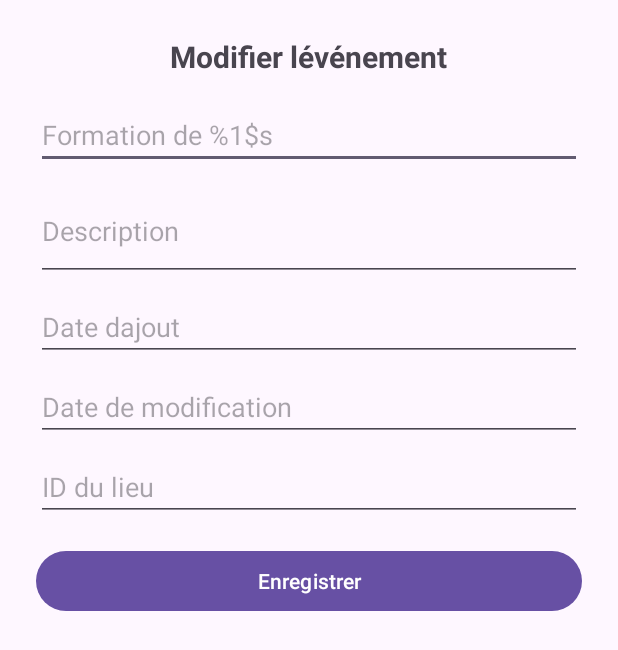
After one commit to GnimGregoireDAO/Invite-Me, an Android app: the layout activity_modifier_evenement.xml on its own in the app's theme, with its tools: preview values and no code run, on a phone screen of 412 x 824 dp. The commit adds this screen. Shown: the top 650 px of the screen. Run offline under Robolectric (Android 15) with nearby library versions, the phone set to English and light mode, and no system bars.

Commit message:
création du vue modele listerevenement, modification et supression

```diff
--- /dev/null
+++ b/app/src/main/res/layout/activity_modifier_evenement.xml
@@ -0,0 +1,67 @@
+<?xml version="1.0" encoding="utf-8"?>
+<ScrollView xmlns:android="http://schemas.android.com/apk/res/android"
+    android:layout_width="match_parent"
+    android:layout_height="match_parent">
+    <LinearLayout
+        android:layout_width="match_parent"
+        android:layout_height="wrap_content"
+        android:orientation="vertical"
+        android:padding="24dp">
+
+        <TextView
+            android:layout_width="wrap_content"
+            android:layout_height="wrap_content"
+            android:text="@string/edit_event"
+            android:textSize="20sp"
+            android:textStyle="bold"
+            android:layout_gravity="center_horizontal"
+            android:layout_marginBottom="16dp"/>
+
+        <EditText
+            android:id="@+id/etTitre"
+            android:layout_width="match_parent"
+            android:layout_height="wrap_content"
+            android:hint="@string/event_title"
+            android:inputType="text"/>
+
+        <EditText
+            android:id="@+id/etDescription"
+            android:layout_width="match_parent"
+            android:layout_height="wrap_content"
+            android:hint="@string/event_description"
+            android:inputType="textMultiLine"
+            android:minLines="2"
+            android:layout_marginTop="8dp"/>
+
+        <EditText
+            android:id="@+id/etDateAjout"
+            android:layout_width="match_parent"
+            android:layout_height="wrap_content"
+            android:hint="@string/event_date_added"
+            android:inputType="datetime"
+            android:layout_marginTop="8dp"/>
+
+        <EditText
+            android:id="@+id/etDateModification"
+            android:layout_width="match_parent"
+            android:layout_height="wrap_content"
+            android:hint="@string/event_date_modified"
+            android:inputType="datetime"
+            android:layout_marginTop="8dp"/>
+
+        <EditText
+            android:id="@+id/etLieuId"
+            android:layout_width="match_parent"
+            android:layout_height="wrap_content"
+            android:hint="@string/event_location_id"
+            android:inputType="number"
+            android:layout_marginTop="8dp"/>
+
+        <Button
+            android:id="@+id/btnSave"
+            android:layout_width="match_parent"
+            android:layout_height="wrap_content"
+            android:text="@string/save"
+            android:layout_marginTop="16dp"/>
+    </LinearLayout>
+</ScrollView>
--- a/app/src/main/res/values/colors.xml
+++ b/app/src/main/res/values/colors.xml
@@ -13,6 +13,6 @@
     <color name="eventCardText">#673AB7</color>
     <color name="eventCardIcon">#CCCCCC</color>
 
-    <color name="listBackground">#1E1E1E</color>
+    <color name="listBackground">#FFFFFF</color>
     <color name="headerBackground">#FFFFFF</color>
 </resources>
--- a/app/src/main/res/values/strings.xml
+++ b/app/src/main/res/values/strings.xml
@@ -1,11 +1,13 @@
-<resources>
+<resources xmlns:tools="http://schemas.android.com/tools">
     <string name="app_name">Invite@Me</string>
     <string name="my_events">Mes événements</string>
-    <string name="event_title">Formation de %1$s</string>
+    <string name="event_title" tools:ignore="DuplicateDefinition">Formation de %1$s</string>
     <string name="event_date">Lundi, 12 mai à 18:00</string>
     <string name="event_address">123 rue Beaubien, Montréal, Canada</string>
     <string name="events_list">Liste des événements</string>
     <string name="search_events">Rechercher des événements</string>
+    <string name="suppress_events">Supprimer</string>
+    <string name="add_events">ajouter</string>
 
     <!-- Menus -->
     <string name="menu_change_language">Changer de langue</string>
@@ -16,4 +18,15 @@
     <!-- Messages -->
     <string name="current_language">Langue actuelle : %1$s</string>
     <string name="language_changed">Langue changée en %1$s</string>
+
+    <!-- Edit Event Screen -->
+    <string name="edit_event">Modifier lévénement</string>
+    <string name="event_title_head">Titre</string>
+    <string name="event_description">Description</string>
+    <string name="event_date_added">Date dajout</string>
+    <string name="event_date_modified">Date de modification</string>
+    <string name="event_location_id">ID du lieu</string>
+    <string name="save">Enregistrer</string>
+    <string name="event_updated">Événement mis à jour</string>
+    <string name="delete">Supprimer</string>
 </resources>
```
Also changed, not shown: app/src/main/java/com/inviteme/ui/EvenementAdapter.kt (+13 -7 lines), app/src/main/java/com/inviteme/ui/EvenementListActivity.kt (+20 -8 lines), app/src/main/java/com/inviteme/ui/ModifierEvenementActivity.kt (added, +76 -0 lines), app/src/main/java/com/inviteme/viewmodel/EvenementViewModel.kt (added, +33 -0 lines), app/src/main/java/com/inviteme/viewmodel/EvenementViewModelFactory.kt (added, +15 -0 lines), app/src/main/res/layout/activity_evenement_list.xml (+14 -12 lines), app/src/main/res/layout/item_event.xml (+37 -10 lines), 3 other files.
